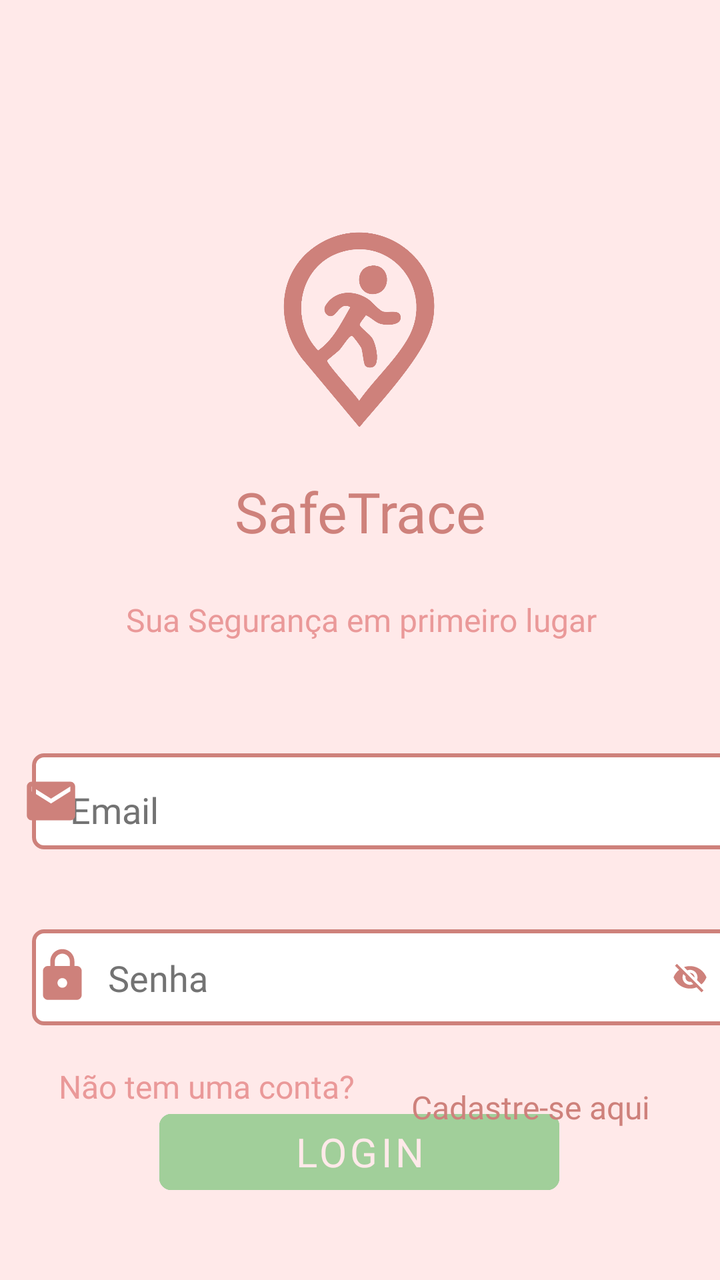
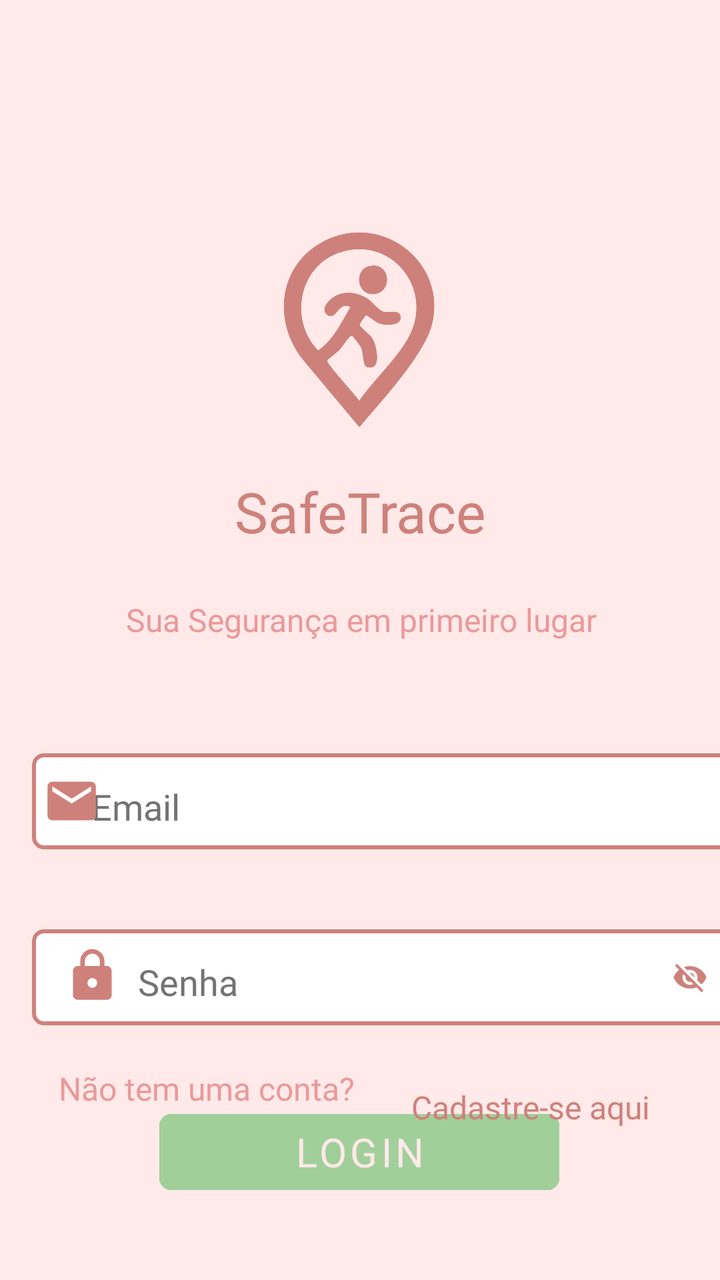

The first picture is an Android layout as it rendered before a commit; the second is the same layout after the commit. The layout source and the unified diff follow.
<!-- AndroidManifest.xml: application theme Theme.SafeTrace -->
<!-- res/layout/activity_login.xml -->
<?xml version="1.0" encoding="utf-8"?>
<androidx.constraintlayout.widget.ConstraintLayout xmlns:android="http://schemas.android.com/apk/res/android"
    xmlns:app="http://schemas.android.com/apk/res-auto"
    xmlns:tools="http://schemas.android.com/tools"
    android:layout_width="match_parent"
    android:layout_height="match_parent"
    android:id="@+id/login"
    android:background="@color/fundo">

    

    <androidx.constraintlayout.widget.Guideline
        android:id="@+id/guidelineBordaTopo"
        android:layout_width="wrap_content"
        android:layout_height="wrap_content"
        android:orientation="horizontal"
        app:layout_constraintGuide_begin="200dp" />

    <androidx.constraintlayout.widget.Guideline
        android:id="@+id/guidelineBordaEsquerda"
        android:layout_width="wrap_content"
        android:layout_height="wrap_content"
        android:orientation="vertical"
        app:layout_constraintGuide_begin="16dp" />

    <androidx.constraintlayout.widget.Guideline
        android:id="@+id/guidelineBordaDireita"
        android:layout_width="wrap_content"
        android:layout_height="wrap_content"
        android:orientation="vertical"
        app:layout_constraintGuide_end="16dp" />

    <androidx.constraintlayout.widget.Guideline
        android:id="@+id/guidelineBordaFim"
        android:layout_width="wrap_content"
        android:layout_height="wrap_content"
        android:orientation="horizontal"
        app:layout_constraintGuide_end="200dp" />


    

    <ImageView
        android:id="@+id/imageViewLogo"
        android:layout_width="104dp"
        android:layout_height="103dp"
        android:layout_marginTop="135dp"
        android:layout_marginBottom="10dp"
        app:layout_constraintBottom_toTopOf="@+id/textTitulo"
        app:layout_constraintEnd_toStartOf="@+id/guidelineBordaDireita"
        app:layout_constraintHorizontal_bias="0.498"
        app:layout_constraintStart_toStartOf="@+id/guidelineBordaEsquerda"
        app:layout_constraintTop_toTopOf="parent"
        app:srcCompat="@drawable/icone" />

    <TextView
        android:id="@+id/textTitulo"
        android:layout_width="215dp"
        android:layout_height="42dp"
        android:layout_marginTop="10dp"
        android:layout_marginBottom="10dp"
        android:fontFamily="@font/poppins_semibold"
        android:text="SafeTrace"
        android:textAlignment="center"
        android:textColor="@color/primaria"
        android:textSize="28sp"
        app:layout_constraintBottom_toTopOf="@+id/textViewSuaSegurança"
        app:layout_constraintEnd_toStartOf="@+id/guidelineBordaDireita"
        app:layout_constraintStart_toStartOf="@+id/guidelineBordaEsquerda"
        app:layout_constraintTop_toBottomOf="@+id/imageViewLogo" />


    


    

    <com.google.android.material.button.MaterialButton
        android:id="@+id/buttonBordaLogin"
        android:layout_width="360dp"
        android:layout_height="60dp"
        android:layout_marginTop="20dp"
        android:backgroundTint="@color/white"
        android:fontFamily="@font/poppins"
        android:stateListAnimator="@null"
        android:text="                        "
        android:textColor="@color/primaria"
        app:cornerRadius="6dp"
        app:layout_constraintBottom_toTopOf="@+id/buttonBordaSenha"
        app:layout_constraintEnd_toStartOf="@+id/guidelineBordaDireita"
        app:layout_constraintHorizontal_bias="0.0"
        app:layout_constraintStart_toStartOf="@+id/guidelineBordaEsquerda"
        app:layout_constraintTop_toBottomOf="@+id/textViewSuaSegurança"
        app:rippleColor="@color/primaria"
        app:strokeColor="@color/primaria"
        app:strokeWidth="2dp" />

    <EditText
        android:id="@+id/editTextLogin"
        android:layout_width="290dp"
        android:layout_height="25dp"
        android:background="@android:color/transparent"
        android:ems="10"
        android:fontFamily="@font/poppins"
        android:hint="Email"
        android:inputType="textEmailAddress"
        android:textAlignment="viewStart"
        android:textColor="@color/cinza"
        android:textColorHint="@color/cinza"
        android:textSize="18sp"
        app:layout_constraintBottom_toBottomOf="@+id/buttonBordaLogin"
        app:layout_constraintEnd_toStartOf="@+id/guidelineBordaDireita"
        app:layout_constraintStart_toStartOf="@+id/buttonBordaLogin"
        app:layout_constraintTop_toTopOf="@+id/buttonBordaLogin"
        app:layout_constraintVertical_bias="0.62" />

    

    <com.google.android.material.button.MaterialButton
        android:id="@+id/buttonBordaSenha"
        android:layout_width="360dp"
        android:layout_height="60dp"
        android:layout_marginTop="28dp"
        android:layout_marginBottom="12dp"
        android:backgroundTint="@color/white"
        android:fontFamily="@font/poppins"
        android:stateListAnimator="@null"
        android:text="                        "
        android:textColor="@color/primaria"
        app:cornerRadius="6dp"
        app:layout_constraintBottom_toTopOf="@+id/textViewCadastro"
        app:layout_constraintEnd_toStartOf="@+id/guidelineBordaDireita"
        app:layout_constraintHorizontal_bias="0.0"
        app:layout_constraintStart_toStartOf="@+id/guidelineBordaEsquerda"
        app:layout_constraintTop_toBottomOf="@+id/buttonBordaLogin"
        app:rippleColor="@color/primaria"
        app:strokeColor="@color/primaria"
        app:strokeWidth="2dp" />

    <EditText
        android:id="@+id/editTextSenha"
        android:layout_width="0dp"
        android:layout_height="27dp"
        android:layout_marginStart="8dp"
        android:layout_marginEnd="8dp"
        android:background="@android:color/transparent"
        android:ems="10"
        android:fontFamily="@font/poppins"
        android:hint="Senha"
        android:inputType="textPassword"
        android:textAlignment="viewStart"
        android:textColorHint="@color/cinza"
        android:textSize="18sp"
        app:layout_constraintBottom_toBottomOf="@+id/buttonBordaSenha"
        app:layout_constraintEnd_toStartOf="@+id/imageViewToggleSenha"
        app:layout_constraintStart_toEndOf="@+id/imageView6"
        app:layout_constraintTop_toTopOf="@+id/buttonBordaSenha"
        app:layout_constraintVertical_bias="0.515" />

    <ImageView
        android:id="@+id/imageViewToggleSenha"
        android:layout_width="30dp"
        android:layout_height="30dp"
        android:layout_marginStart="8dp"
        android:layout_marginEnd="16dp"
        android:background="?attr/selectableItemBackgroundBorderless"
        android:clickable="true"
        android:focusable="true"
        android:padding="6dp"
        app:layout_constraintBottom_toBottomOf="@+id/buttonBordaSenha"
        app:layout_constraintEnd_toEndOf="@+id/buttonBordaSenha"
        app:layout_constraintStart_toEndOf="@+id/editTextSenha"
        app:layout_constraintTop_toTopOf="@+id/buttonBordaSenha"
        app:layout_constraintVertical_bias="0.5"
        app:srcCompat="@drawable/baseline_visibility_off_24" />

    

    <com.google.android.material.button.MaterialButton
        android:id="@+id/buttonLogin"
        android:layout_width="200dp"
        android:layout_height="50dp"
        android:layout_marginTop="8dp"
        android:layout_marginBottom="39dp"
        android:backgroundTint="@color/verde"
        android:fontFamily="@font/poppins_semibold"
        android:stateListAnimator="@null"
        android:text="Login"
        android:textAlignment="center"
        android:textColor="@color/fundo"
        android:textSize="20sp"
        app:cornerRadius="6dp"
        app:layout_constraintBottom_toBottomOf="parent"
        app:layout_constraintEnd_toStartOf="@+id/guidelineBordaDireita"
        app:layout_constraintHorizontal_bias="0.497"
        app:layout_constraintStart_toStartOf="@+id/guidelineBordaEsquerda"
        app:layout_constraintTop_toBottomOf="@+id/textViewEsqueciSenha"
        app:rippleColor="@color/verde"
        app:strokeColor="@color/verde"
        app:strokeWidth="2dp" />

    <TextView
        android:id="@+id/textViewCadastro"
        android:layout_width="wrap_content"
        android:layout_height="wrap_content"
        android:layout_marginStart="14dp"
        android:layout_marginTop="12dp"
        android:layout_marginEnd="45dp"
        android:layout_marginBottom="8dp"
        android:fontFamily="@font/poppins_semibold"
        android:text="Cadastre-se aqui"
        android:textAlignment="center"
        android:textColor="@color/primaria"
        android:textSize="16sp"
        app:layout_constraintBottom_toTopOf="@+id/buttonLogin"
        app:layout_constraintEnd_toEndOf="parent"
        app:layout_constraintStart_toEndOf="@+id/textViewNaoConta"
        app:layout_constraintTop_toBottomOf="@+id/buttonBordaSenha" />

    <TextView
        android:id="@+id/textViewNaoConta"
        android:layout_width="wrap_content"
        android:layout_height="wrap_content"
        android:layout_marginStart="39dp"
        android:layout_marginTop="25dp"
        android:layout_marginEnd="14dp"
        android:layout_marginBottom="8dp"
        android:fontFamily="@font/poppins"
        android:text="Não tem uma conta?"
        android:textColor="@color/primaria_variacao"
        android:textSize="16sp"
        app:layout_constraintBottom_toTopOf="@+id/buttonLogin"
        app:layout_constraintEnd_toStartOf="@+id/textViewCadastro"
        app:layout_constraintStart_toStartOf="parent"
        app:layout_constraintTop_toBottomOf="@+id/buttonBordaSenha" />

    

    <TextView
        android:id="@+id/textViewSuaSegurança"
        android:layout_width="wrap_content"
        android:layout_height="wrap_content"
        android:layout_marginStart="70dp"
        android:layout_marginTop="10dp"
        android:layout_marginEnd="69dp"
        android:layout_marginBottom="30dp"
        android:fontFamily="@font/poppins"
        android:text="Sua Segurança em primeiro lugar"
        android:textColor="@color/primaria_variacao"
        android:textSize="16sp"
        app:layout_constraintBottom_toTopOf="@+id/buttonBordaLogin"
        app:layout_constraintEnd_toEndOf="parent"
        app:layout_constraintStart_toStartOf="parent"
        app:layout_constraintTop_toBottomOf="@+id/textTitulo" />

    <ImageView
        android:id="@+id/imageView5"
        android:layout_width="29dp"
        android:layout_height="29dp"
        app:layout_constraintBottom_toBottomOf="@+id/buttonBordaLogin"
        app:layout_constraintEnd_toStartOf="@+id/editTextLogin"
        app:layout_constraintStart_toStartOf="@+id/buttonBordaLogin"
        app:layout_constraintTop_toTopOf="@+id/buttonBordaLogin"
        app:srcCompat="@drawable/baseline_email_24" />

    <ImageView
        android:id="@+id/imageView6"
        android:layout_width="30dp"
        android:layout_height="29dp"
        app:layout_constraintBottom_toBottomOf="@+id/buttonBordaSenha"
        app:layout_constraintEnd_toStartOf="@+id/editTextSenha"
        app:layout_constraintHorizontal_bias="0.458"
        app:layout_constraintStart_toStartOf="@+id/buttonBordaSenha"
        app:layout_constraintTop_toTopOf="@+id/buttonBordaSenha"
        app:layout_constraintVertical_bias="0.483"
        app:srcCompat="@drawable/baseline_lock_24" />
</androidx.constraintlayout.widget.ConstraintLayout>
<!-- resources referenced by this layout -->
<resources>
  <color name="cinza">#737373</color>
  <color name="fundo">#ffe9e9</color>
  <color name="primaria">#ce817b</color>
  <color name="primaria_variacao">#ea9999</color>
  <color name="verde">#a1cf9a</color>
  <color name="white">#FFFFFFFF</color>
  <!-- drawable baseline_email_24 (drawable) -->
  <vector xmlns:android="http://schemas.android.com/apk/res/android"
      android:width="24dp"
      android:height="24dp"
      android:viewportWidth="24"
      android:viewportHeight="24"
      android:tint="#CE817B">
      <path
          android:fillColor="@android:color/white"
          android:pathData="M20,4L4,4c-1.1,0 -1.99,0.9 -1.99,2L2,18c0,1.1 0.9,2 2,2h16c1.1,0 2,-0.9 2,-2L22,6c0,-1.1 -0.9,-2 -2,-2zM20,8l-8,5 -8,-5L4,6l8,5 8,-5v2z"/>
  </vector>
  <!-- drawable baseline_lock_24 (drawable) -->
  <vector xmlns:android="http://schemas.android.com/apk/res/android"
      android:width="24dp"
      android:height="24dp"
      android:viewportWidth="24"
      android:viewportHeight="24"
      android:tint="#CE817B">
      <path
          android:fillColor="@android:color/white"
          android:pathData="M18,8h-1L17,6c0,-2.76 -2.24,-5 -5,-5S7,3.24 7,6v2L6,8c-1.1,0 -2,0.9 -2,2v10c0,1.1 0.9,2 2,2h12c1.1,0 2,-0.9 2,-2L20,10c0,-1.1 -0.9,-2 -2,-2zM12,17c-1.1,0 -2,-0.9 -2,-2s0.9,-2 2,-2 2,0.9 2,2 -0.9,2 -2,2zM15.1,8L8.9,8L8.9,6c0,-1.71 1.39,-3.1 3.1,-3.1 1.71,0 3.1,1.39 3.1,3.1v2z"/>
  </vector>
  <!-- drawable baseline_visibility_off_24 (drawable) -->
  <vector xmlns:android="http://schemas.android.com/apk/res/android"
      android:width="24dp"
      android:height="24dp"
      android:viewportWidth="24"
      android:viewportHeight="24"
      android:tint="#CE817B">
      <path
          android:fillColor="@android:color/white"
          android:pathData="M12,7c2.76,0 5,2.24 5,5 0,0.65 -0.13,1.26 -0.36,1.83l2.92,2.92c1.51,-1.26 2.7,-2.89 3.43,-4.75 -1.73,-4.39 -6,-7.5 -11,-7.5 -1.4,0 -2.74,0.25 -3.98,0.7l2.16,2.16C10.74,7.13 11.35,7 12,7zM2,4.27l2.28,2.28 0.46,0.46C3.08,8.3 1.78,10.02 1,12c1.73,4.39 6,7.5 11,7.5 1.55,0 3.03,-0.3 4.38,-0.84l0.42,0.42L19.73,22 21,20.73 3.27,3 2,4.27zM7.53,9.8l1.55,1.55c-0.05,0.21 -0.08,0.43 -0.08,0.65 0,1.66 1.34,3 3,3 0.22,0 0.44,-0.03 0.65,-0.08l1.55,1.55c-0.67,0.33 -1.41,0.53 -2.2,0.53 -2.76,0 -5,-2.24 -5,-5 0,-0.79 0.2,-1.53 0.53,-2.2zM11.84,9.02l3.15,3.15 0.02,-0.16c0,-1.66 -1.34,-3 -3,-3l-0.17,0.01z"/>
  </vector>
  <!-- drawable icone: png bitmap (drawable, 96750 bytes) -->
  <style name="Theme.SafeTrace" parent="Theme.MaterialComponents.DayNight.NoActionBar">
          
          <item name="colorPrimary">@color/primaria</item>
          <item name="colorPrimaryVariant">@color/primaria_variacao</item>
  
          
          <item name="colorSecondary">@color/secundaria</item>
          <item name="colorSecondaryVariant">@color/secundaria_variacao</item>
  
          
          <item name="android:colorBackground">@color/fundo</item>
  
          
          <item name="android:textColorPrimary">@color/black</item>
          <item name="android:textColorSecondary">@color/secundaria</item>
  
          
          <item name="materialThemeOverlay">@style/ThemeOverlay.SafeTrace</item>
      </style>
  <color name="secundaria">#BA0606</color>
  <color name="secundaria_variacao">#762f2a</color>
  <color name="black">#FF000000</color>
  <style name="ThemeOverlay.SafeTrace" parent="ThemeOverlay.MaterialComponents.TextInputEditText.OutlinedBox">
          <item name="colorControlNormal">@color/primaria</item> 
          <item name="colorControlActivated">@color/primaria</item> 
          <item name="android:textColor">@color/primaria</item> 
          <item name="android:textColorHint">@color/primaria</item> 
      </style>
</resources>

<!-- the commit's change to res/layout/activity_login.xml (unified diff, before → after) -->
@@ -95,10 +95,13 @@
         app:strokeColor="@color/primaria"
         app:strokeWidth="2dp" />
 
+    
+
     <EditText
         android:id="@+id/editTextLogin"
-        android:layout_width="290dp"
-        android:layout_height="25dp"
+        android:layout_width="286dp"
+        android:layout_height="23dp"
+        android:layout_marginStart="15dp"
         android:background="@android:color/transparent"
         android:ems="10"
         android:fontFamily="@font/poppins"
@@ -110,11 +113,10 @@
         android:textSize="18sp"
         app:layout_constraintBottom_toBottomOf="@+id/buttonBordaLogin"
         app:layout_constraintEnd_toStartOf="@+id/guidelineBordaDireita"
+        app:layout_constraintHorizontal_bias="0.542"
         app:layout_constraintStart_toStartOf="@+id/buttonBordaLogin"
         app:layout_constraintTop_toTopOf="@+id/buttonBordaLogin"
-        app:layout_constraintVertical_bias="0.62" />
-
-    
+        app:layout_constraintVertical_bias="0.594" />
 
     <com.google.android.material.button.MaterialButton
         android:id="@+id/buttonBordaSenha"
@@ -155,7 +157,7 @@
         app:layout_constraintEnd_toStartOf="@+id/imageViewToggleSenha"
         app:layout_constraintStart_toEndOf="@+id/imageView6"
         app:layout_constraintTop_toTopOf="@+id/buttonBordaSenha"
-        app:layout_constraintVertical_bias="0.515" />
+        app:layout_constraintVertical_bias="0.575" />
 
     <ImageView
         android:id="@+id/imageViewToggleSenha"
@@ -217,6 +219,8 @@
         app:layout_constraintStart_toEndOf="@+id/textViewNaoConta"
         app:layout_constraintTop_toBottomOf="@+id/buttonBordaSenha" />
 
+    
+
     <TextView
         android:id="@+id/textViewNaoConta"
         android:layout_width="wrap_content"
@@ -232,9 +236,8 @@
         app:layout_constraintBottom_toTopOf="@+id/buttonLogin"
         app:layout_constraintEnd_toStartOf="@+id/textViewCadastro"
         app:layout_constraintStart_toStartOf="parent"
-        app:layout_constraintTop_toBottomOf="@+id/buttonBordaSenha" />
-
-    
+        app:layout_constraintTop_toBottomOf="@+id/buttonBordaSenha"
+        app:layout_constraintVertical_bias="0.454" />
 
     <TextView
         android:id="@+id/textViewSuaSegurança"
@@ -257,6 +260,7 @@
         android:id="@+id/imageView5"
         android:layout_width="29dp"
         android:layout_height="29dp"
+        android:layout_marginStart="10dp"
         app:layout_constraintBottom_toBottomOf="@+id/buttonBordaLogin"
         app:layout_constraintEnd_toStartOf="@+id/editTextLogin"
         app:layout_constraintStart_toStartOf="@+id/buttonBordaLogin"
@@ -267,6 +271,7 @@
         android:id="@+id/imageView6"
         android:layout_width="30dp"
         android:layout_height="29dp"
+        android:layout_marginStart="15dp"
         app:layout_constraintBottom_toBottomOf="@+id/buttonBordaSenha"
         app:layout_constraintEnd_toStartOf="@+id/editTextSenha"
         app:layout_constraintHorizontal_bias="0.458"
